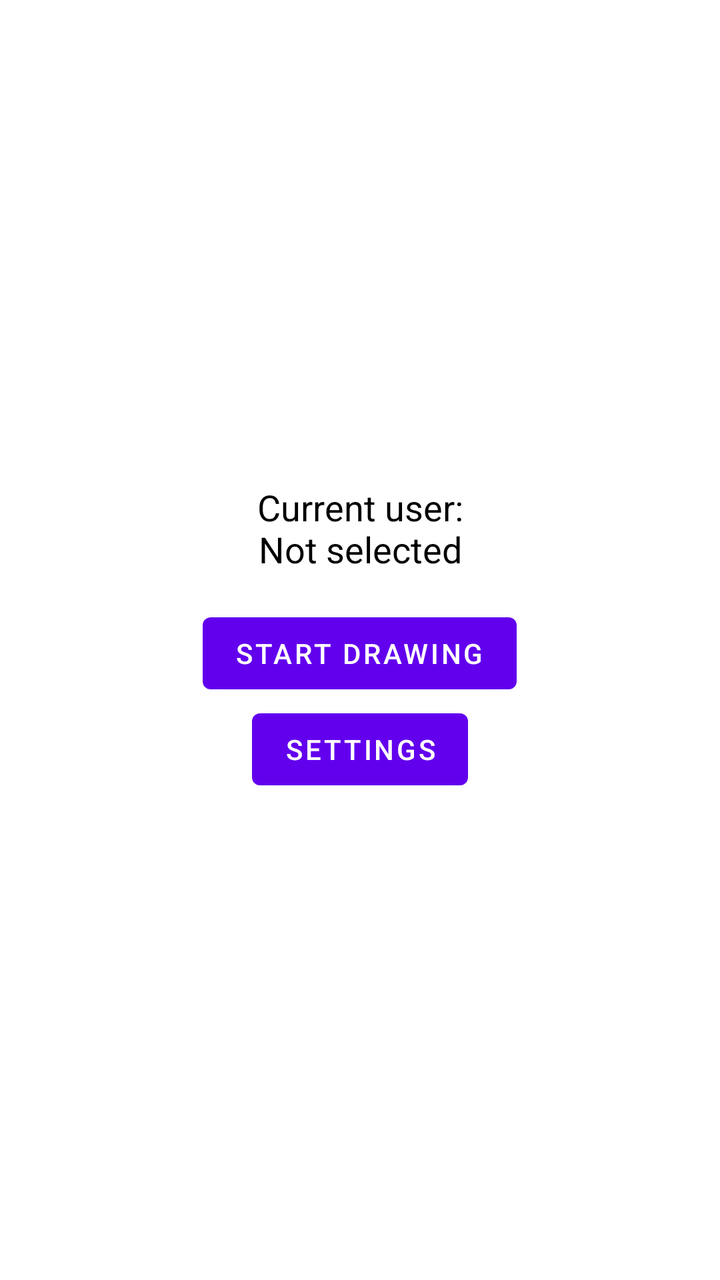
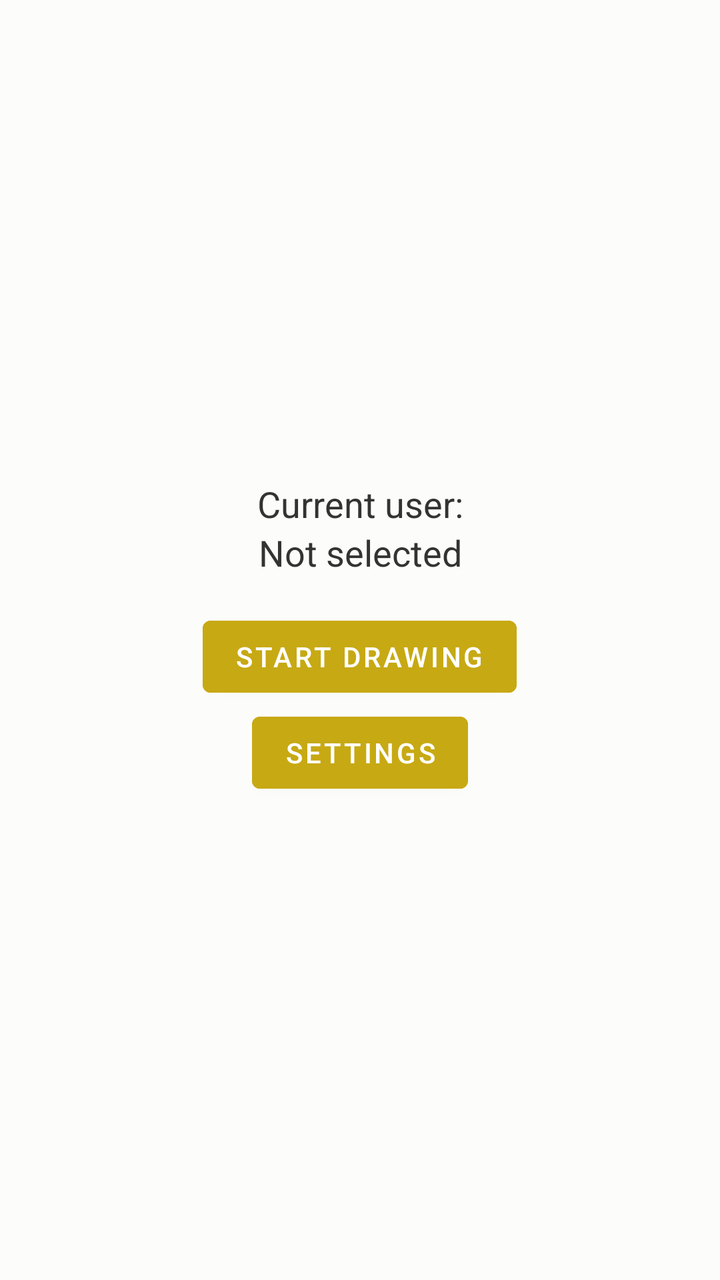

Before-and-after screenshots of an Android layout around one commit, followed by the original layout XML and the change that was made.
<!-- AndroidManifest.xml: application theme Theme.SketchID -->
<!-- res/layout/activity_home.xml -->
<?xml version="1.0" encoding="utf-8"?>
<androidx.constraintlayout.widget.ConstraintLayout xmlns:android="http://schemas.android.com/apk/res/android"
    android:layout_width="match_parent"
    android:layout_height="match_parent">

    <LinearLayout
        android:layout_width="match_parent"
        android:layout_height="match_parent"
        android:gravity="center"
        android:orientation="vertical"
        android:padding="16dp">

        <TextView
            android:id="@+id/text_current_user"
            android:layout_width="match_parent"
            android:layout_height="wrap_content"
            android:layout_marginBottom="16dp"
            android:textSize="18sp"
            android:textColor="@android:color/black"
            android:gravity="center"
            android:text="Current user:\nNot selected" />

        <Button
            android:id="@+id/btn_start_drawing"
            android:layout_width="wrap_content"
            android:layout_height="wrap_content"
            android:text="Start Drawing" />

        <Button
            android:id="@+id/btn_settings"
            android:layout_width="wrap_content"
            android:layout_height="wrap_content"
            android:text="Settings" />
    </LinearLayout>

</androidx.constraintlayout.widget.ConstraintLayout>
<!-- resources referenced by this layout -->
<resources>
  <style name="Theme.SketchID" parent="Theme.MaterialComponents.Light.DarkActionBar">
          
          <item name="colorPrimary">@color/purple_500</item>
          <item name="colorPrimaryVariant">@color/purple_700</item>
          <item name="colorOnPrimary">@color/white</item>
          
          <item name="colorSecondary">@color/teal_200</item>
          <item name="colorSecondaryVariant">@color/teal_700</item>
          <item name="colorOnSecondary">@color/black</item>
          
          <item name="android:statusBarColor">?attr/colorPrimaryVariant</item>
          
      </style>
  <color name="purple_500">#FF6200EE</color>
  <color name="purple_700">#FF3700B3</color>
  <color name="white">#FFFFFFFF</color>
  <color name="teal_200">#FF03DAC5</color>
  <color name="teal_700">#FF018786</color>
  <color name="black">#FF000000</color>
</resources>

<!-- the commit's change to res/layout/activity_home.xml (unified diff, before → after) -->
@@ -11,26 +11,38 @@
         android:padding="16dp">
 
         <TextView
+            android:layout_width="match_parent"
+            android:layout_height="wrap_content"
+            android:gravity="center"
+            android:text="@string/current_user"
+            android:textColor="@color/onSurface"
+            android:textSize="18sp" />
+
+        <TextView
             android:id="@+id/text_current_user"
             android:layout_width="match_parent"
             android:layout_height="wrap_content"
             android:layout_marginBottom="16dp"
-            android:textSize="18sp"
-            android:textColor="@android:color/black"
             android:gravity="center"
-            android:text="Current user:\nNot selected" />
+            android:text="@string/not_selected"
+            android:textColor="@color/onSurface"
+            android:textSize="18sp" />
 
         <Button
             android:id="@+id/btn_start_drawing"
             android:layout_width="wrap_content"
             android:layout_height="wrap_content"
-            android:text="Start Drawing" />
+            android:backgroundTint="@color/primary"
+            android:text="@string/start_drawing"
+            android:textColor="@color/onPrimary" />
 
         <Button
             android:id="@+id/btn_settings"
             android:layout_width="wrap_content"
             android:layout_height="wrap_content"
-            android:text="Settings" />
+            android:backgroundTint="@color/primary"
+            android:text="@string/settings"
+            android:textColor="@color/onPrimary" />
     </LinearLayout>
 
 </androidx.constraintlayout.widget.ConstraintLayout>
<!-- resource entries referenced after the edit -->
@@ -1,23 +1,75 @@
 <!-- resources referenced by this layout -->
 <resources>
-  <style name="Theme.SketchID" parent="Theme.MaterialComponents.Light.DarkActionBar">
-          
-          <item name="colorPrimary">@color/purple_500</item>
-          <item name="colorPrimaryVariant">@color/purple_700</item>
-          <item name="colorOnPrimary">@color/white</item>
-          
-          <item name="colorSecondary">@color/teal_200</item>
-          <item name="colorSecondaryVariant">@color/teal_700</item>
-          <item name="colorOnSecondary">@color/black</item>
-          
-          <item name="android:statusBarColor">?attr/colorPrimaryVariant</item>
-          
+  <color name="onPrimary">#FFFFFF</color>
+  <color name="onSurface">#333331</color>
+  <color name="primary">#C7A914</color>
+  <string name="current_user">Current user:</string>
+  <string name="not_selected">Not selected</string>
+  <string name="settings">Settings</string>
+  <string name="start_drawing">Start Drawing</string>
+  <style name="Theme.SketchID" parent="Theme.MaterialComponents.DayNight.DarkActionBar">
+          <item name="colorPrimary">@color/primary</item>
+          <item name="colorOnPrimary">@color/onPrimary</item>
+          <item name="colorPrimaryContainer">@color/primaryContainer</item>
+          <item name="colorOnPrimaryContainer">@color/onPrimaryContainer</item>
+          <item name="colorSecondary">@color/secondary</item>
+          <item name="colorOnSecondary">@color/onSecondary</item>
+          <item name="colorSecondaryContainer">@color/secondaryContainer</item>
+          <item name="colorOnSecondaryContainer">@color/onSecondaryContainer</item>
+          <item name="colorTertiary">@color/tertiary</item>
+          <item name="colorOnTertiary">@color/onTertiary</item>
+          <item name="colorTertiaryContainer">@color/tertiaryContainer</item>
+          <item name="colorOnTertiaryContainer">@color/onTertiaryContainer</item>
+          <item name="colorError">@color/error</item>
+          <item name="colorOnError">@color/onError</item>
+          <item name="colorErrorContainer">@color/errorContainer</item>
+          <item name="colorOnErrorContainer">@color/onErrorContainer</item>
+          <item name="android:colorBackground">@color/background</item>
+          <item name="colorOnBackground">@color/onBackground</item>
+          <item name="colorSurface">@color/surface</item>
+          <item name="colorOnSurface">@color/onSurface</item>
+          <item name="colorSurfaceVariant">@color/surfaceVariant</item>
+          <item name="colorOnSurfaceVariant">@color/onSurfaceVariant</item>
+          <item name="colorOutline">@color/outline</item>
+          <item name="checkboxBackgroundColor">@android:color/transparent</item>
+          <item name="checkboxBorderColor">@color/secondary</item>
+          <item name="checkboxCheckmarkColor">@color/secondary</item>
+  
+          <item name="toolbarStyle">@style/CustomToolbarStyle</item>
+          <item name="toolbarNavigationButtonStyle">@style/CustomToolbarNavigationButtonStyle</item>
+          <item name="actionMenuTextColor">@color/secondary</item>
+  
+          <item name="android:windowEnableSplitTouch">false</item>
+          <item name="android:splitMotionEvents">false</item>
+  
+          <item name="preferenceTheme">@style/PreferenceThemeOverlay</item>
       </style>
-  <color name="purple_500">#FF6200EE</color>
-  <color name="purple_700">#FF3700B3</color>
-  <color name="white">#FFFFFFFF</color>
-  <color name="teal_200">#FF03DAC5</color>
-  <color name="teal_700">#FF018786</color>
-  <color name="black">#FF000000</color>
+  <color name="primaryContainer">#E6DBA4</color>
+  <color name="onPrimaryContainer">#332B05</color>
+  <color name="secondary">#7640E3</color>
+  <color name="onSecondary">#FFFFFF</color>
+  <color name="secondaryContainer">#C3B1E6</color>
+  <color name="onSecondaryContainer">#1B0E33</color>
+  <color name="tertiary">#C9C8B9</color>
+  <color name="onTertiary">#FFFFFF</color>
+  <color name="tertiaryContainer">#E6E6E0</color>
+  <color name="onTertiaryContainer">#33332F</color>
+  <color name="error">#B3261E</color>
+  <color name="onError">#FFFFFF</color>
+  <color name="errorContainer">#E6ACA9</color>
+  <color name="onErrorContainer">#330B09</color>
+  <color name="background">#fcfcfb</color>
+  <color name="onBackground">#333331</color>
+  <color name="surface">#fcfcfb</color>
+  <color name="surfaceVariant">#e6e3d8</color>
+  <color name="onSurfaceVariant">#666354</color>
+  <color name="outline">#99947d</color>
+  <style name="CustomToolbarStyle" parent="@style/Widget.MaterialComponents.Toolbar">
+          <item name="android:background">@color/primary</item>
+          <item name="titleTextColor">@color/onPrimary</item>
+      </style>
+  <style name="CustomToolbarNavigationButtonStyle" parent="Widget.AppCompat.Toolbar.Button.Navigation">
+          <item name="android:tint">@color/onPrimary</item>
+      </style>
 </resources>
 
